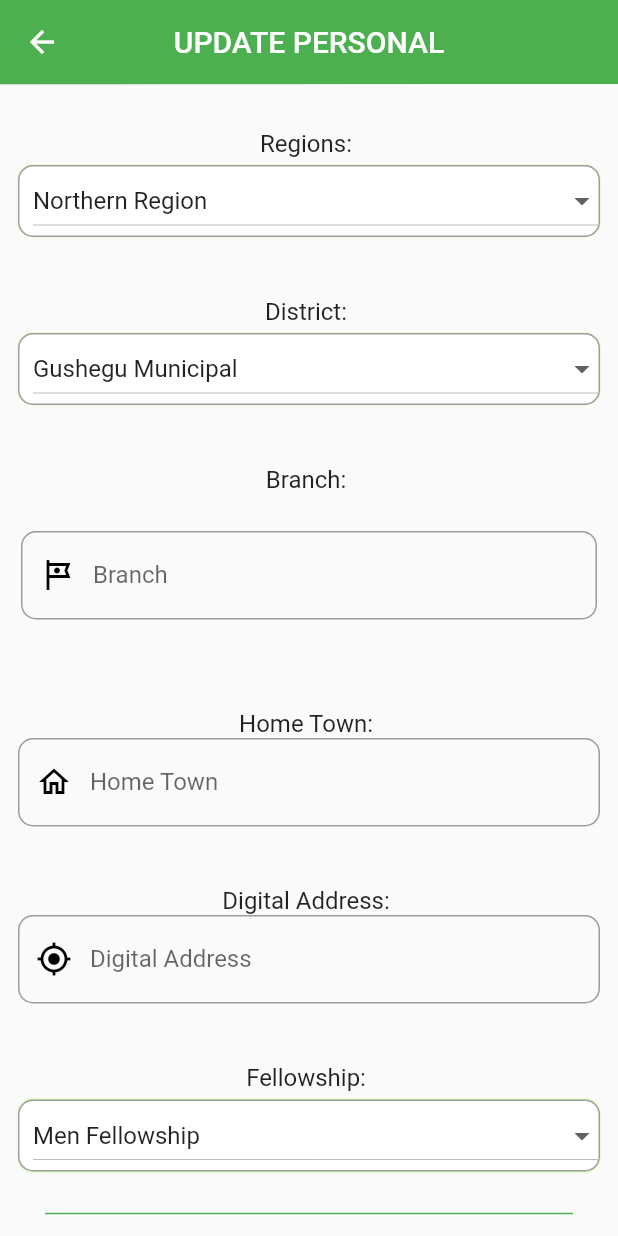
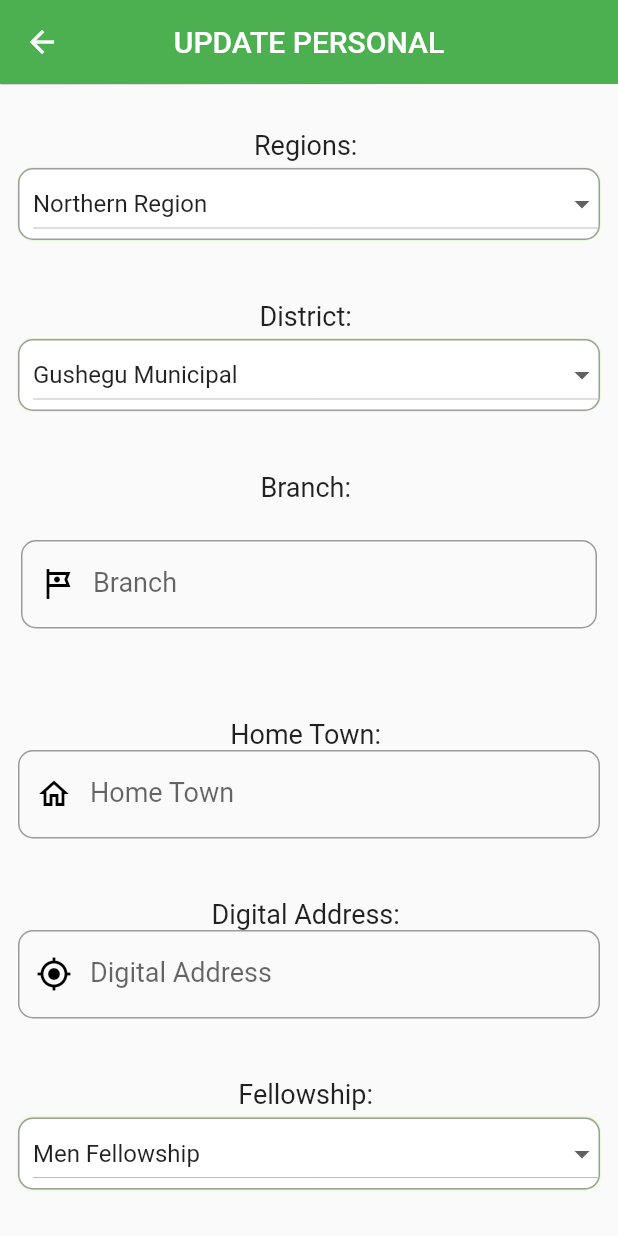
Before and after one commit to Asap-Hub/119gmm_app, a Flutter app: the updateBranch screen opened directly, on a phone screen of 412 x 824 dp. Run offline on Flutter 3.47's test engine with Material 2 defaults, Android fonts, the phone set to English and light mode, and no system bars; our stand-ins replace cloud_firestore, firebase_auth, firebase_core, firebase_database, firebase_storage, fluttertoast and 2 more; accounts and stored records are empty.

Commit message:
update status

```diff
--- a/lib/controller/constant.dart
+++ b/lib/controller/constant.dart
@@ -3,3 +3,6 @@ import 'package:flutter/cupertino.dart';
 final edgeInsetOnly = const EdgeInsets.only(left: 10);
 String status = "pending";
 final defaultUserLogo = "https://firebasestorage.googleapis.com/v0/b/gmmapp-76672.appspot.com/o/gmm_logo.png?alt=media&token=f3a08baf-b534-4546-962f-316b065205aa";
+
+
+const textFontSize =TextStyle(fontSize: 18);
--- a/lib/screen/landingPage.dart
+++ b/lib/screen/landingPage.dart
@@ -134,7 +134,6 @@ class _landingPageState extends State<landingPage> {
                                 if(formKey.currentState!.validate())
                                 {
                                helpUser.signIn(context, email.text.trim(), password.text.trim());
-
                               }
                              },
                               child: Text("LOGIN",
--- a/lib/screen/passwordRest.dart
+++ b/lib/screen/passwordRest.dart
@@ -6,6 +6,7 @@ import 'package:flutter/material.dart';
 import 'package:fluttertoast/fluttertoast.dart';
 
 import '../controller/Auth_controller.dart';
+import '../utils/progressBar.dart';
 
 class passwordReset extends StatefulWidget {
   const passwordReset({Key? key}) : super(key: key);
@@ -96,6 +97,7 @@ class _passwordResetState extends State<passwordReset> {
                 ElevatedButton.icon(
                   onPressed: () {
                     if (resetKey.currentState!.validate()) {
+                      showProgress(context, "Please Wait!...");
                       helpUser.resetPassword(context,Rest);
                     }
                   },
--- a/lib/screen/updateBranch.dart
+++ b/lib/screen/updateBranch.dart
@@ -4,10 +4,13 @@ import 'package:cloud_firestore/cloud_firestore.dart';
 import 'package:firebase_auth/firebase_auth.dart';
 import 'package:flutter/material.dart';
 import 'package:fluttertoast/fluttertoast.dart';
+import 'package:gmm_app/controller/Auth_controller.dart';
 import 'package:gmm_app/data/otherData.dart';
 import 'package:gmm_app/data/region.dart';
 import 'package:gmm_app/model/userModel.dart';
 import 'package:gmm_app/utils/progressBar.dart';
+
+import '../controller/constant.dart';
 
 class updateBranch extends StatefulWidget {
   const updateBranch({Key? key}) : super(key: key);
@@ -35,6 +38,8 @@ class _updateBranchState extends State<updateBranch> {
   User? user = FirebaseAuth.instance.currentUser;
   UserModel logInUser = UserModel();
 
+  final helpUser = userController();
+
   //void initState
   void initState() {
     // TODO: implement initState
@@ -47,9 +52,7 @@ class _updateBranchState extends State<updateBranch> {
     group = fellowship["groups"]![0];
 
     //getting user data to display
-    FirebaseFirestore.instance
-        .collection("Users")
-        .doc(user!.uid)
+     helpUser.FirebaseFireStore.doc(helpUser.user!.uid)
         .get()
         .then((value) {
       setState(() {
@@ -61,9 +64,7 @@ class _updateBranchState extends State<updateBranch> {
   @override
   Widget build(BuildContext context) {
     setState(() {
-      FirebaseFirestore.instance
-          .collection("Users")
-          .doc(user!.uid)
+      helpUser.FirebaseFireStore.doc(helpUser.user!.uid)
           .get()
           .then((value) {
         setState(() {
@@ -92,7 +93,7 @@ class _updateBranchState extends State<updateBranch> {
                     children: [
                       Text(
                         "Regions: ${logInUser.region}",
-                        style: TextStyle(fontSize: 16),
+                        style: textFontSize,
                       ),
                       SizedBox(height: 5),
                       DecoratedBox(
@@ -109,7 +110,7 @@ class _updateBranchState extends State<updateBranch> {
                         child: Padding(
                           padding: const EdgeInsets.only(left: 10),
                           child: DropdownButton<String>(
-                            hint: Text("select region"),
+                            hint: Text("select region", style: textFontSize),
                             borderRadius: BorderRadius.circular(20),
                             isExpanded: true,
                             elevation: 20,
@@ -139,7 +140,7 @@ class _updateBranchState extends State<updateBranch> {
                     child: Column(
                       children: [
                         Text("District: ${logInUser.district}",
-                            style: TextStyle(fontSize: 16)),
+                            style: textFontSize),
                         SizedBox(height: 5),
                         DecoratedBox(
                           decoration: BoxDecoration(
@@ -181,7 +182,7 @@ class _updateBranchState extends State<updateBranch> {
                     child: Column(
                       children: [
                         Text("Branch: ${logInUser.branches}",
-                            style: TextStyle(fontSize: 16)),
+                            style: textFontSize),
                         SizedBox(height: 5),
                         Padding(
                           padding: EdgeInsets.symmetric(horizontal: 2, vertical: 20),
@@ -194,7 +195,7 @@ class _updateBranchState extends State<updateBranch> {
                               textInputAction: TextInputAction.next,
                               controller: branches,
                               decoration: InputDecoration(
-                                label: Text("Branch"),
+                                label: Text("Branch", style:textFontSize),
                                 prefixIcon: Icon(Icons.tour_outlined),
                                 prefixIconColor: Colors.black,
                                 border: OutlineInputBorder(
@@ -210,7 +211,7 @@ class _updateBranchState extends State<updateBranch> {
                   child: Column(
                     children: [
                       Text("Home Town: ${logInUser.homeTown}",
-                          style: TextStyle(fontSize: 16)),
+                          style: textFontSize),
                       TextFormField(
                           validator: (value) {
                             if (homeTown.text.isEmpty) {
@@ -220,7 +221,7 @@ class _updateBranchState extends State<updateBranch> {
                           textInputAction: TextInputAction.next,
                           controller: homeTown,
                           decoration: InputDecoration(
-                            label: Text("Home Town"),
+                            label: Text("Home Town", style: textFontSize,),
                             prefixIcon: Icon(Icons.home_outlined),
                             prefixIconColor: Colors.black,
                             border: OutlineInputBorder(
@@ -235,7 +236,7 @@ class _updateBranchState extends State<updateBranch> {
                   child: Column(
                     children: [
                       Text("Digital Address: ${logInUser.residentialAddress}",
-                          style: TextStyle(fontSize: 16)),
+                          style: textFontSize),
                       TextFormField(
                           validator: (value) {
                             if (residentialAddress.text.isEmpty) {
@@ -245,7 +246,7 @@ class _updateBranchState extends State<updateBranch> {
                           textInputAction: TextInputAction.done,
                           controller: residentialAddress,
                           decoration: InputDecoration(
-                            label: Text("Digital Address"),
+                            label: Text("Digital Address", style: textFontSize,),
                             prefixIcon: Icon(Icons.gps_fixed_outlined),
                             prefixIconColor: Colors.black,
                             border: OutlineInputBorder(
@@ -260,7 +261,7 @@ class _updateBranchState extends State<updateBranch> {
                     child: Column(
                       children: [
                         Text("Fellowship: ${logInUser.group}",
-                            style: TextStyle(fontSize: 16)),
+                            style: textFontSize),
                         SizedBox(height: 5),
                         DecoratedBox(
                           decoration: BoxDecoration(
@@ -310,7 +311,7 @@ class _updateBranchState extends State<updateBranch> {
                         showException(context, "An Error Occurred");
                       }
                     },
-                    child: Text("UPDATE"))
+                    child: Text("UPDATE", style: textFontSize,))
               ],
             ),
           ),
@@ -321,10 +322,7 @@ class _updateBranchState extends State<updateBranch> {
 
   void updateBran() async {
     try {
-      // postDetailsToFireStore().catchError((e){
-      // Fluttertoast.showToast(msg: e!.message);
-      FirebaseFirestore firebaseStore = FirebaseFirestore.instance;
-      await firebaseStore.collection("Users").doc(logInUser.uid).update({
+      await helpUser.FirebaseFireStore.doc(logInUser.uid).update({
         "region": region.trim(),
         "district": district.trim(),
         "branches": branches.text.trim(),
```
Also changed, not shown: lib/controller/Auth_controller.dart (+6 -6 lines), lib/utils/progressBar.dart (+18 -1 lines).
